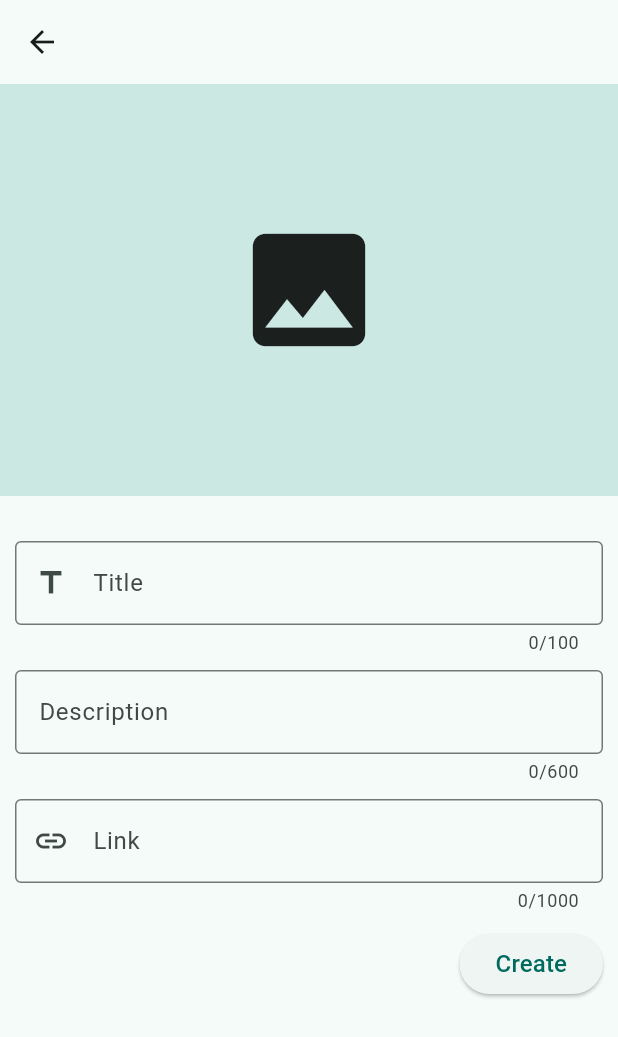
After one commit to yokawaiik/wish_app, a Flutter app: the AddWishView screen opened by its route, after a tap on "Create", on a phone screen of 412 x 824 dp. The commit adds this screen. Shown: the top 1037 px of the screen. Run offline on Flutter 3.47's test engine with Material 2 defaults, Android fonts, the phone set to English and light mode, and no system bars; our stand-ins replace flutter_dotenv, get, supabase_flutter; accounts and stored records are empty; network calls fail; statements that could not run were skipped.

Commit message:
Add AddWishView but i don't made all functions.

```diff
--- a/wish_app/lib/src/modules/auth/controllers/auth_controller.dart
+++ b/wish_app/lib/src/modules/auth/controllers/auth_controller.dart
@@ -1,10 +1,8 @@
 import 'package:get/get.dart';
-import 'package:supabase_flutter/supabase_flutter.dart';
 
 
 import '../../../models/supabase_exception.dart';
-import '../../../services/user_service.dart';
-import '../../home/views/home_view.dart';
+
 import '../../navigator/views/navigator_view.dart';
 import '../models/auth_user_form.dart';
 import '../services/auth_service.dart';
--- a/wish_app/lib/src/modules/auth/widgets/rounded_button.dart
+++ b/wish_app/lib/src/modules/auth/widgets/rounded_button.dart
@@ -32,7 +32,7 @@ class RoundedButton extends StatelessWidget {
         child: Ink(
           decoration: BoxDecoration(
               color: Theme.of(context).colorScheme.primary,
-              borderRadius: BorderRadius.circular(30.0)),
+              borderRadius: BorderRadius.circular(10.0)),
           child: Container(
             constraints: BoxConstraints(maxWidth: width, minHeight: height),
             alignment: Alignment.center,
--- a/wish_app/lib/src/modules/home/controllers/home_controller.dart
+++ b/wish_app/lib/src/modules/home/controllers/home_controller.dart
@@ -1,10 +1,15 @@
 import 'package:get/get.dart';
-import 'package:wish_app/src/modules/auth/views/auth_view.dart';
-import 'package:wish_app/src/modules/home/services/home_service.dart';
-import 'package:wish_app/src/modules/splash/views/splash_view.dart';
+import 'package:supabase_flutter/supabase_flutter.dart';
+import 'package:wish_app/src/modules/wish/views/add_wish_view.dart';
+import '../../../services/user_service.dart';
 
 class HomeController extends GetxController {
+  final _supabase = Supabase.instance;
+  final userService = Get.find<UserService>();
 
+  Rx<bool> get isUserAuthenticated => userService.isUserAuthenticated;
 
-
+  Future<void> addNewWish() async {
+    await Get.toNamed(AddWishView.routeName);
+  }
 }
--- a/wish_app/lib/src/modules/home/views/home_view.dart
+++ b/wish_app/lib/src/modules/home/views/home_view.dart
@@ -13,6 +13,15 @@ class HomeView extends GetView<HomeController> {
       body: Center(
         child: Text("Home"),
       ),
+      floatingActionButton: Obx(
+        () => controller.isUserAuthenticated.value
+            ? FloatingActionButton(
+                child: Icon(Icons.add_box),
+                clipBehavior: Clip.hardEdge,
+                onPressed: controller.addNewWish,
+              )
+            : SizedBox.shrink(),
+      ),
     );
   }
 }
--- a/wish_app/lib/src/modules/navigator/bindings/navigator_binding.dart
+++ b/wish_app/lib/src/modules/navigator/bindings/navigator_binding.dart
@@ -1,10 +1,15 @@
 import 'package:get/get.dart';
+import 'package:wish_app/src/modules/home/controllers/home_controller.dart';
 
 import '../controllers/navigator_controller.dart';
 
-class  NavigatorBindings extends Bindings {
+class NavigatorBindings extends Bindings {
   @override
   void dependencies() {
-    Get.put(NavigatorController());
+    if (GetPlatform.isMobile) {
+      Get.put(NavigatorController());
+      Get.put(HomeController());
+    }
+    // Todo: Else - variant for desktop
   }
 }
--- /dev/null
+++ b/wish_app/lib/src/modules/wish/bindings/add_wish_binding.dart
@@ -0,0 +1,9 @@
+import 'package:get/get.dart';
+import 'package:wish_app/src/modules/wish/controllers/add_wish_controller.dart';
+
+class AddWishBinding extends Bindings {
+  @override
+  void dependencies() {
+    Get.put(AddWishController());
+  }
+}
--- /dev/null
+++ b/wish_app/lib/src/modules/wish/controllers/add_wish_controller.dart
@@ -0,0 +1,21 @@
+import 'package:get/get.dart';
+import 'package:wish_app/src/models/supabase_exception.dart';
+import 'package:wish_app/src/modules/wish/models/wish_form.dart';
+import 'package:wish_app/src/modules/wish/service/add_wish_service.dart';
+
+class AddWishController extends GetxController {
+  final wishForm = WishForm();
+
+  Future<void> addWish() async {
+    try {
+      await AddWishService.addWish(wishForm);
+
+      Get.back();
+      // todo: goto wish_view to show created wish
+    } on SupabaseException catch (e) {
+      Get.snackbar(e.title, e.msg);
+    }
+  }
+
+  Future<void> pickImage() async {}
+}
--- /dev/null
+++ b/wish_app/lib/src/modules/wish/models/wish_form.dart
@@ -0,0 +1,34 @@
+
+class WishForm {
+  String? id;
+  String? imageUrl;
+  String? title;
+  String? description;
+  String? link;
+  DateTime? createdAt;
+
+  WishForm({
+    this.title,
+    this.description,
+    this.link,
+  });
+
+  Map<String, dynamic> toJson() {
+    return {
+      // "id": id,
+      "title": title,
+      "description": description,
+      "link": link,
+      "imageUrl": imageUrl,
+    };
+  }
+
+  WishForm.fromJson(Map<String, dynamic> data) {
+    id = data["id"];
+    imageUrl = data["imageUrl"];
+    title = data["title"];
+    description = data["description"];
+    link = data["link"];
+    createdAt = DateTime.fromMillisecondsSinceEpoch(data["createdAt"]);
+  }
+}
--- /dev/null
+++ b/wish_app/lib/src/modules/wish/service/add_wish_service.dart
@@ -0,0 +1,22 @@
+import 'package:supabase_flutter/supabase_flutter.dart';
+import 'package:wish_app/src/models/supabase_exception.dart';
+import 'package:wish_app/src/modules/wish/models/wish_form.dart';
+
+class AddWishService {
+  static final _supabase = Supabase.instance.client;
+
+  static Future<void> addWish(WishForm wishForm) async {
+    final result =
+        await _supabase.from("wish").insert(wishForm.toJson()).execute();
+    // todo: upload image
+
+    // todo update record - insert imageUrl
+    if (result.error != null)
+      throw SupabaseException("Error", "Error when add new wish");
+    print(result.data);
+  }
+
+  static Future<void> updateWish(WishForm wishForm) async {}
+
+  static Future<String?> uploadImage() async {}
+}
--- /dev/null
+++ b/wish_app/lib/src/modules/wish/views/add_wish_view.dart
@@ -0,0 +1,101 @@
+import 'package:flutter/material.dart';
+import 'package:get/get.dart';
+import 'package:wish_app/src/widgets/default_text_field.dart';
+
+import '../controllers/add_wish_controller.dart';
+
+class AddWishView extends GetView<AddWishController> {
+  static const String routeName = "/add-wish";
+  AddWishView({Key? key}) : super(key: key);
+
+  @override
+  Widget build(BuildContext context) {
+    return Scaffold(
+      appBar: AppBar(),
+      body: SingleChildScrollView(
+        child: Column(
+          children: [
+            Container(
+              decoration: BoxDecoration(
+                color: Theme.of(context).colorScheme.secondaryContainer,
+                // border: Border.all(),
+              ),
+              width: double.infinity,
+              height: Get.height / 3,
+              child: Icon(
+                Icons.image,
+                size: 100,
+              ),
+            ),
+            SizedBox(
+              height: 20,
+            ),
+            Padding(
+              padding: const EdgeInsets.all(10),
+              child: Column(
+                children: [
+                  DefaultTextField(
+                    prefixIcon: Icon(Icons.title),
+                    initialValue: controller.wishForm.title,
+                    onChanged: (v) {
+                      controller.wishForm.title = v;
+                    },
+                    maxLength: 100,
+                    labelText: "Title",
+                  ),
+                  SizedBox(
+                    height: 10,
+                  ),
+                  DefaultTextField(
+                    initialValue: controller.wishForm.description,
+                    onChanged: (v) {
+                      controller.wishForm.description = v;
+                    },
+                    minLines: 1,
+                    maxLines: 15,
+                    maxLength: 600,
+                    labelText: "Description",
+                  ),
+                  SizedBox(
+                    height: 10,
+                  ),
+                  DefaultTextField(
+                    initialValue: controller.wishForm.link,
+                    prefixIcon: Icon(Icons.link),
+                    onChanged: (v) {
+                      controller.wishForm.link = v;
+                    },
+                    minLines: 1,
+                    maxLines: 15,
+                    maxLength: 1000,
+                    labelText: "Link",
+                  ),
+                  SizedBox(
+                    height: 10,
+                  ),
+                  Row(
+                    mainAxisAlignment: MainAxisAlignment.end,
+                    children: [
+                      ElevatedButton(
+                        onPressed: controller.addWish,
+                        child: Text(
+                          "Create",
+                          style: TextStyle(
+                            fontSize: Theme.of(context)
+                                .textTheme
+                                .titleMedium
+                                ?.fontSize,
+                          ),
+                        ),
+                      ),
+                    ],
+                  )
+                ],
+              ),
+            ),
+          ],
+        ),
+      ),
+    );
+  }
+}
--- a/wish_app/lib/src/router/router.dart
+++ b/wish_app/lib/src/router/router.dart
@@ -7,6 +7,8 @@ import 'package:wish_app/src/modules/navigator/bindings/navigator_binding.dart';
 import 'package:wish_app/src/modules/navigator/views/navigator_view.dart';
 import 'package:wish_app/src/modules/splash/bindings/splash_binding.dart';
 import 'package:wish_app/src/modules/splash/views/splash_view.dart';
+import 'package:wish_app/src/modules/wish/bindings/add_wish_binding.dart';
+import 'package:wish_app/src/modules/wish/views/add_wish_view.dart';
 
 import '../middlewares/guest_guard.dart';
 
@@ -29,13 +31,17 @@ final List<GetPage> getPages = [
     name: NavigatorView.routeName,
     page: () => const NavigatorView(),
     binding: NavigatorBindings(),
-
   ),
   GetPage(
     name: HomeView.routeName,
     page: () => const HomeView(),
     binding: HomeBindings(),
-  )
+  ),
+  GetPage(
+    name: AddWishView.routeName,
+    page: () => AddWishView(),
+    binding: AddWishBinding(),
+  ),
 ];
 
 final initialRoute = NavigatorView.routeName;
--- /dev/null
+++ b/wish_app/lib/src/widgets/default_text_field.dart
@@ -0,0 +1,50 @@
+import 'package:flutter/material.dart';
+import 'package:get/get.dart';
+
+class DefaultTextField extends StatelessWidget {
+  String? labelText;
+  String? initialValue;
+  Function(String)? onChanged;
+
+  bool isPassword;
+  int? minLines;
+  int? maxLines;
+  int? maxLength;
+
+
+  Icon? prefixIcon;
+
+  String? Function(String?)? validator;
+
+  DefaultTextField({
+    this.initialValue,
+    required this.onChanged,
+    this.labelText,
+    this.isPassword = false,
+    this.prefixIcon,
+    this.validator,
+    this.minLines,
+    this.maxLines,
+    this.maxLength,
+    Key? key,
+  }) : super(key: key);
+
+  @override
+  Widget build(BuildContext context) {
+    return TextFormField(
+      initialValue: initialValue,
+      onChanged: onChanged,
+      keyboardType: TextInputType.text,
+      obscureText: isPassword ? true : false,
+      validator: validator,
+      minLines: minLines,
+      maxLines: maxLines,
+      maxLength: maxLength,
+      decoration: InputDecoration(
+        border: OutlineInputBorder(),
+        labelText: labelText,
+        prefixIcon: prefixIcon,
+      ),
+    );
+  }
+}
```
